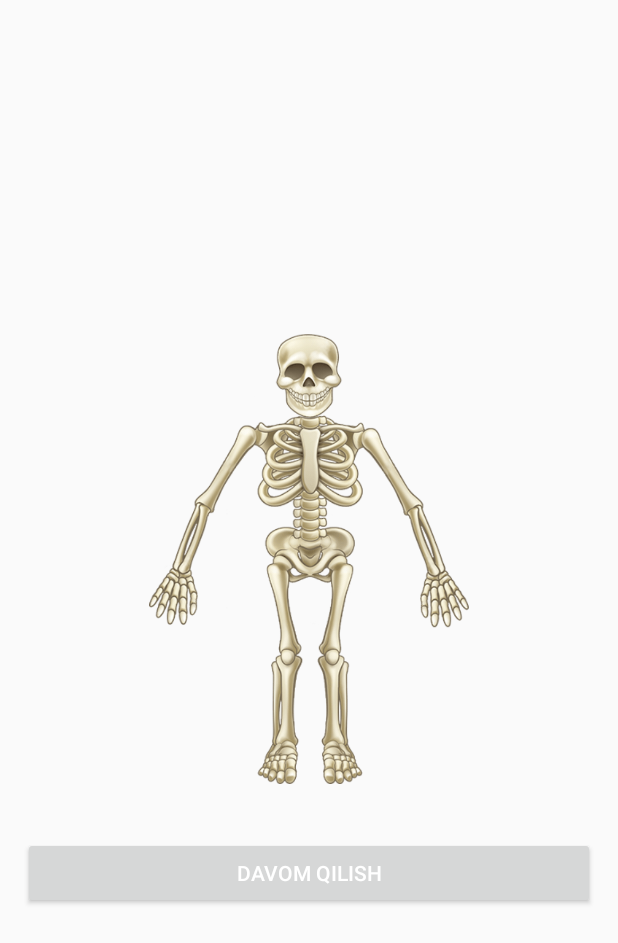
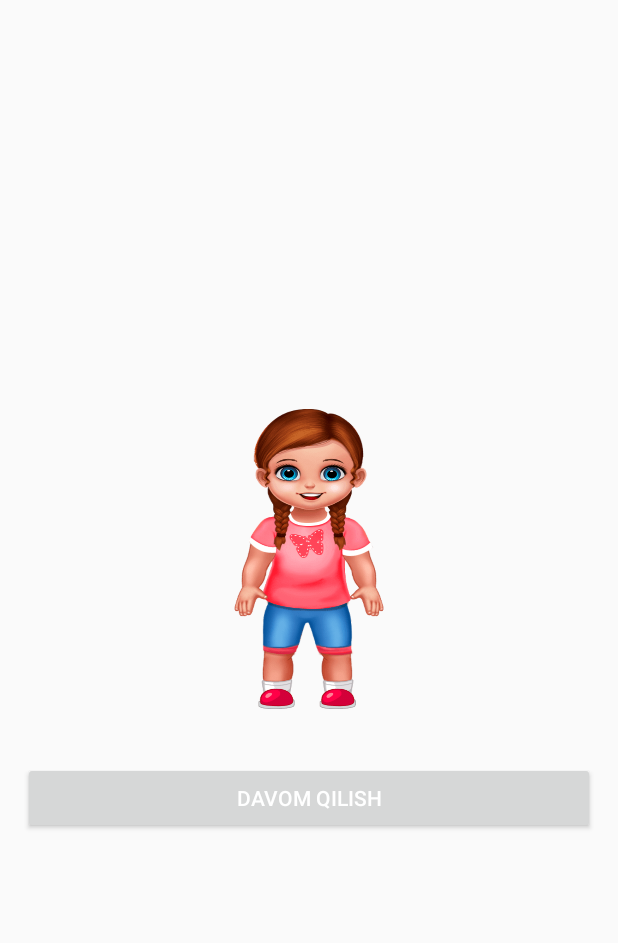
Before and after one commit to xujamov/Quiz, an Android app: the GameWonActivity screen opened directly, with no data from a screen before it, on a phone screen of 412 x 824 dp. Shown: the top 943 px of the screen. Run offline under Robolectric (Android 15) with nearby library versions, the phone set to English and light mode, and no system bars; libraries missing offline, so code that uses them is left out: info.hoang8f.widget; plain views replace FButton.

Commit message:
fix: girl added

```diff
--- a/app/src/main/java/com/example/quiz/CategoryActivity.java
+++ b/app/src/main/java/com/example/quiz/CategoryActivity.java
@@ -15,9 +15,6 @@ public class CategoryActivity extends AppCompatActivity {
         super.onCreate(savedInstanceState);
         setContentView(R.layout.activity_category);
 
-//        ImageView mImageViewFilling = (ImageView) findViewById(R.id.speak);
-//        ((AnimationDrawable) mImageViewFilling.getBackground()).start();
-
     }
 
     public void PlaySkelet(View view) {
--- a/app/src/main/java/com/example/quiz/GameWonActivity.java
+++ b/app/src/main/java/com/example/quiz/GameWonActivity.java
@@ -3,8 +3,11 @@ package com.example.quiz;
 import androidx.appcompat.app.AppCompatActivity;
 
 import android.content.Intent;
+import android.media.MediaPlayer;
 import android.os.Bundle;
 import android.view.View;
+import android.widget.ImageView;
+import android.graphics.drawable.AnimationDrawable;
 
 public class GameWonActivity extends AppCompatActivity {
 
@@ -12,6 +15,15 @@ public class GameWonActivity extends AppCompatActivity {
     protected void onCreate(Bundle savedInstanceState) {
         super.onCreate(savedInstanceState);
         setContentView(R.layout.activity_game_won);
+
+        ImageView mImageViewFilling = (ImageView) findViewById(R.id.speak);
+        ((AnimationDrawable) mImageViewFilling.getBackground()).start();
+        playMusic(R.raw.well_done);
+    }
+
+    public void playMusic(int resId){
+        MediaPlayer mp = MediaPlayer.create(this, resId);
+        mp.start();
     }
 
     //This is onclick listener for button
--- a/app/src/main/res/layout/activity_game_won.xml
+++ b/app/src/main/res/layout/activity_game_won.xml
@@ -9,16 +9,11 @@
     tools:context=".GameWonActivity">
 
     <ImageView
-        android:id="@+id/imageView9"
-        android:layout_width="match_parent"
-        android:layout_height="300dp"
+        android:id="@+id/speak"
+        android:layout_width="100dp"
+        android:layout_height="200dp"
         android:layout_margin="20dp"
-        android:src="@drawable/v3_skeleton"
-        app:layout_constraintBottom_toBottomOf="parent"
-        app:layout_constraintEnd_toEndOf="parent"
-        app:layout_constraintStart_toStartOf="parent"
-        app:layout_constraintTop_toTopOf="parent"
-        app:layout_constraintVertical_bias="0.361" />
+        android:background="@drawable/speak" />
 
     <info.hoang8f.widget.FButton
         android:id="@+id/platygaianbutton"
```
Also changed, not shown: 1 other file.
